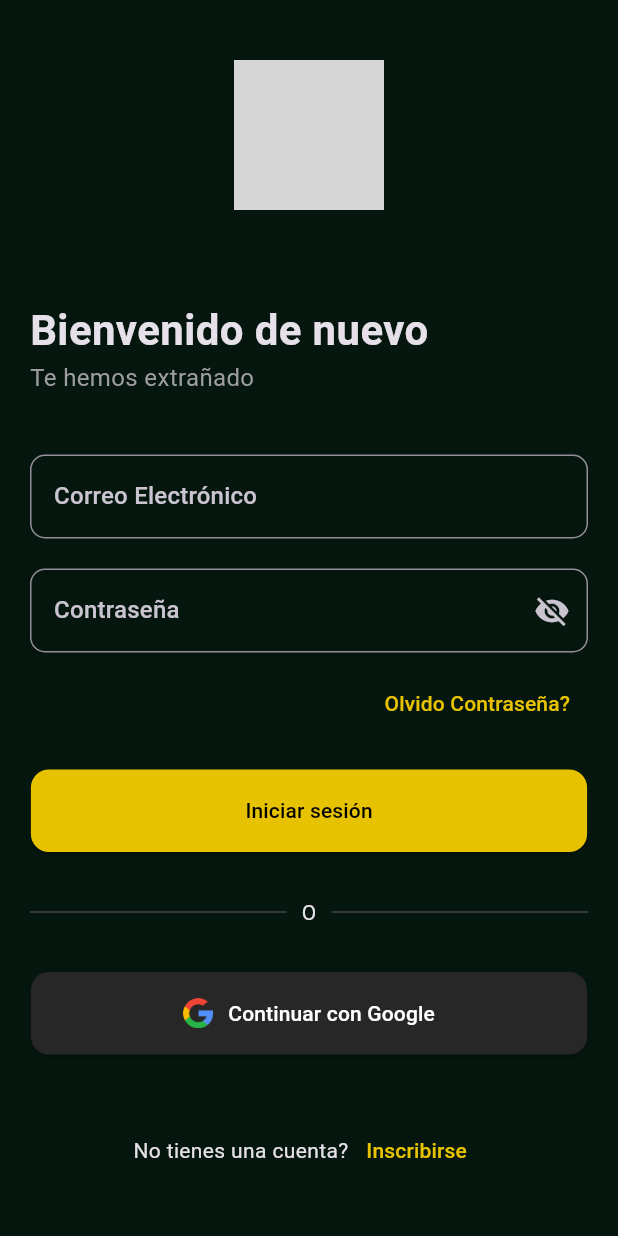
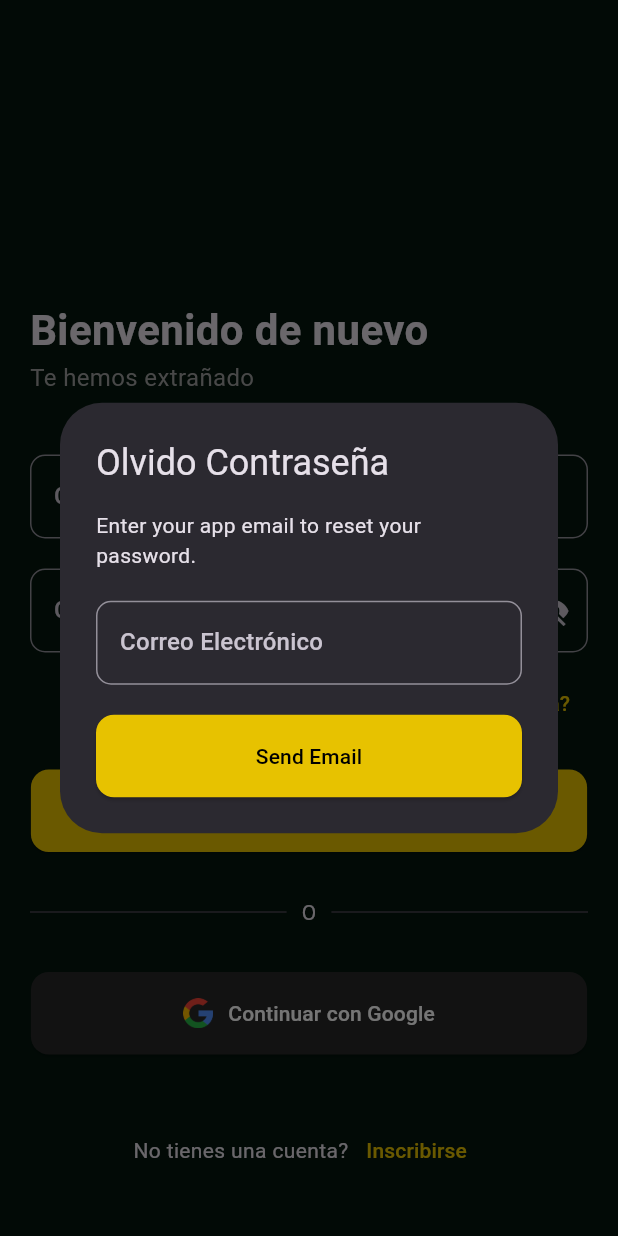
Before and after one commit to nemorixpay/NemorixPay-Mobile-Code, a Flutter app: the LoginPage screen opened by its route, after a tap on an icon or button, on a phone screen of 412 x 824 dp. Run offline on Flutter 3.47's test engine with Material 3 defaults, Android fonts, the phone set to English and light mode, and no system bars; our stand-ins replace firebase_analytics, firebase_core, go_router; accounts and stored records are empty; generated files the repository leaves out were written again; grey boxes are pictures that could not be loaded.

Commit message:
Forgot Password Dialog version 01 & Base Alert Dialog created

```diff
--- a/lib/features/auth/ui/pages/sign_in_page.dart
+++ b/lib/features/auth/ui/pages/sign_in_page.dart
@@ -2,6 +2,7 @@ import 'package:flutter/material.dart';
 import 'package:flutter_gen/gen_l10n/app_localizations.dart';
 import 'package:nemorixpay/core/utils/image_url.dart';
 import 'package:nemorixpay/config/theme/nemorix_colors.dart';
+import 'package:nemorixpay/features/auth/ui/widgets/forgot_password_dialog.dart';
 import 'package:nemorixpay/features/auth/ui/widgets/widgets.dart';
 
 /// @file        sign_in_page.dart
@@ -130,7 +131,13 @@ class _LoginPageState extends State<LoginPage> {
                 Align(
                   alignment: Alignment.centerRight,
                   child: TextButton(
-                    onPressed: () {},
+                    onPressed: () async {
+                      await showDialog(
+                        context: context,
+                        builder:
+                            (BuildContext context) => ForgotPasswordDialog(),
+                      );
+                    },
                     child: Text(
                       "${AppLocalizations.of(context)!.forgotPassword}?",
                       style: TextStyle(color: NemorixColors.primaryColor),
--- /dev/null
+++ b/lib/features/auth/ui/widgets/forgot_password_dialog.dart
@@ -0,0 +1,87 @@
+import 'package:flutter/foundation.dart';
+import 'package:flutter/material.dart';
+import 'package:flutter_gen/gen_l10n/app_localizations.dart';
+import 'package:nemorixpay/config/theme/nemorix_colors.dart';
+import 'package:nemorixpay/features/auth/ui/widgets/custom_text_form_field.dart';
+import 'package:nemorixpay/features/auth/ui/widgets/rounded_elevated_button.dart';
+
+/// @file        forgot_password_dialog.dart
+/// @brief       Implementation of functions for resetting the user password.
+/// @details
+/// @author      Miguel Fagundez
+/// @date        04/09/2025
+/// @version     1.0
+/// @copyright   Apache 2.0 License
+class ForgotPasswordDialog extends StatefulWidget {
+  const ForgotPasswordDialog({super.key});
+
+  @override
+  State<ForgotPasswordDialog> createState() => _ForgotPasswordDialogState();
+}
+
+class _ForgotPasswordDialogState extends State<ForgotPasswordDialog> {
+  TextEditingController forgotEmailController = TextEditingController();
+
+  final TextEditingController _emailController = TextEditingController();
+  final GlobalKey<FormState> _formKey = GlobalKey<FormState>();
+
+  @override
+  void dispose() {
+    // TODO: implement dispose
+    _emailController.dispose();
+    super.dispose();
+  }
+
+  @override
+  Widget build(BuildContext context) {
+    return AlertDialog(
+      title: Text(AppLocalizations.of(context)!.forgotPassword),
+      content: Column(
+        mainAxisSize: MainAxisSize.min,
+        crossAxisAlignment: CrossAxisAlignment.start,
+        children: [
+          Text("Enter your app email to reset your password."),
+          const SizedBox(height: 20),
+          Form(
+            key: _formKey,
+            child: CustomTextFormField(
+              controller: _emailController,
+              hintText: AppLocalizations.of(context)!.emailAddress,
+              keyboardType: TextInputType.emailAddress,
+              validator: (value) {
+                if (value == null || value.isEmpty) {
+                  return AppLocalizations.of(context)!.emailIsRequired;
+                }
+                if (!RegExp(r'^[^@\s]+@[^@\s]+\.[^@\s]+').hasMatch(value)) {
+                  return AppLocalizations.of(context)!.enterValidEmail;
+                }
+                return null;
+              },
+            ),
+          ),
+          SizedBox(height: 20),
+          RoundedElevatedButton(
+            text: "Send Email",
+            onPressed: () {
+              if (kDebugMode) {
+                print('Email Sent using the Custom Button');
+              }
+              /*
+    //          final alert = BaseAlertDialog(
+    //                 title: AppLocalizations.of(context)!.information_title,
+    //                 content: AppLocalizations.of(context)!.email_was_sent,
+    //                 yesOnPressed: () {},
+    //                 noOnPressed: () {},
+    //                 yes: '',
+    //                 no: AppLocalizations.of(context)!.ok);
+    //             showDialog(context: context, builder: (_) => alert);
+    //          */
+            }, // Flutter bloc action
+            backgroundColor: NemorixColors.primaryColor,
+            textColor: Colors.black,
+          ),
+        ],
+      ),
+    );
+  }
+}
```
Also changed, not shown: lib/features/splash/ui/widgets/base_alert_dialog.dart (added, +59 -0 lines).
